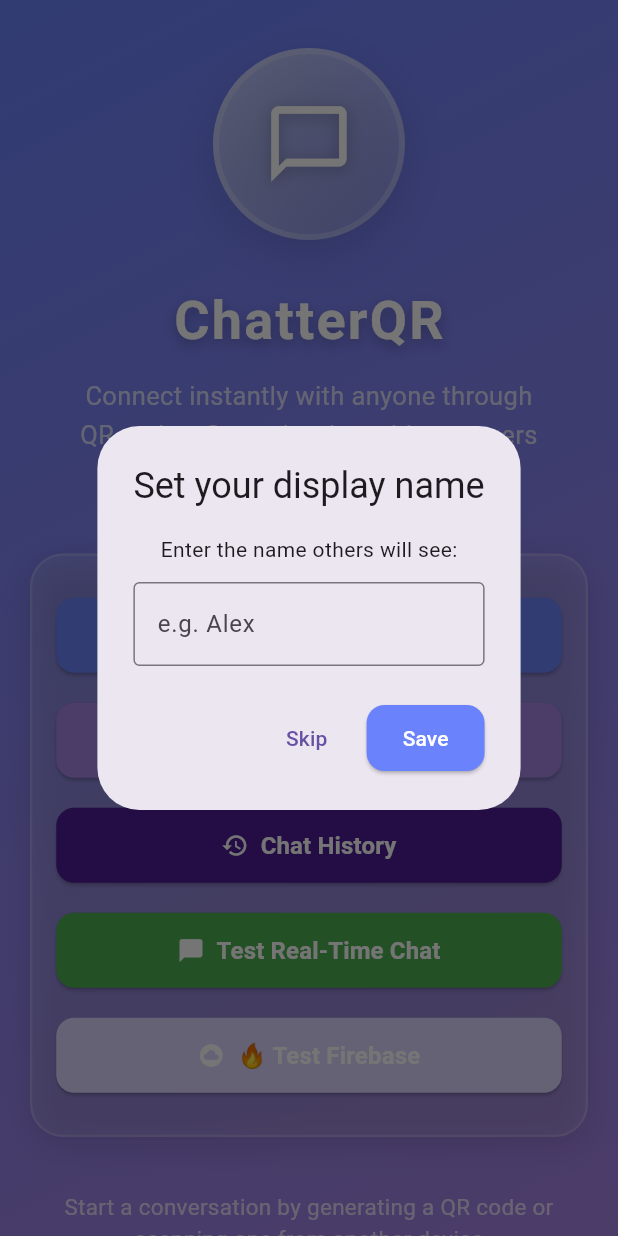
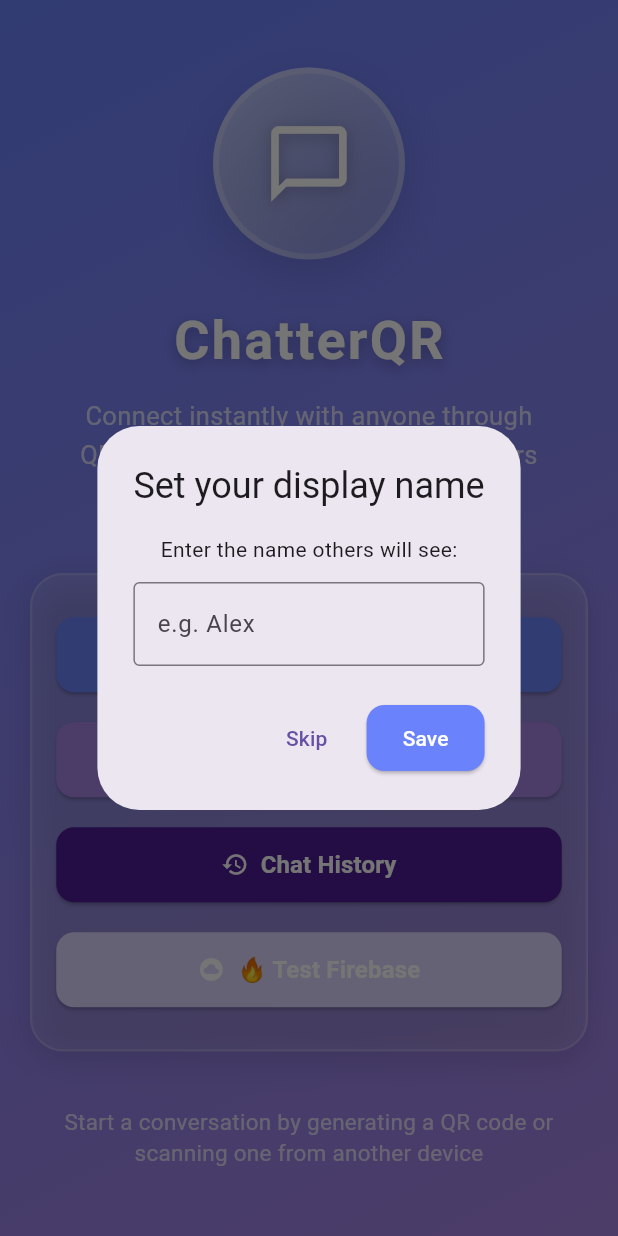
Before and after one commit to HimashaChinthani/Flutter_chat_app, a Flutter app: the screen it shows after launch, on a phone screen of 412 x 824 dp. Run offline on Flutter 3.47's test engine with Material 3 defaults, Android fonts, the phone set to English and light mode, and no system bars; our stand-ins replace cloud_firestore, firebase_auth, firebase_core, qr_flutter, shared_preferences, sqflite; missing offline and left inert: mobile_scanner; accounts and stored records are empty; network calls fail.

Commit message:
remove test real time chat screen from welcome screen
Co-Authored-By: shehara Gamage <140165643+sheharagamage@users.noreply.github.com>

```diff
--- a/my_flutter_app/lib/view/welcome_screen.dart
+++ b/my_flutter_app/lib/view/welcome_screen.dart
@@ -7,7 +7,6 @@ import '../services/user_service.dart' as user_svc;
 import 'qr_generator.dart';
 import 'qr_scanner.dart';
 import 'chat_history.dart';
-import 'chat_screen.dart';
 
 class WelcomeScreen extends StatefulWidget {
   @override
@@ -415,25 +414,6 @@ class _WelcomeScreenState extends State<WelcomeScreen> {
                           ),
                           SizedBox(height: 20),
                           CustomButton(
-                            text: 'Test Real-Time Chat',
-                            icon: Icons.chat_bubble,
-                            backgroundColor: Colors.green,
-                            onPressed: () {
-                              Navigator.push(
-                                context,
-                                MaterialPageRoute(
-                                  builder: (context) => ChatScreen(
-                                    sessionId:
-                                        'test_${DateTime.now().millisecondsSinceEpoch}',
-                                    isHost: true,
-                                    peerName: 'Test Chat',
-                                  ),
-                                ),
-                              );
-                            },
-                          ),
-                          SizedBox(height: 20),
-                          CustomButton(
                             text: '🔥 Test Firebase',
                             icon: Icons.cloud_circle,
                             backgroundColor: AppTheme.accentPurple,
```
